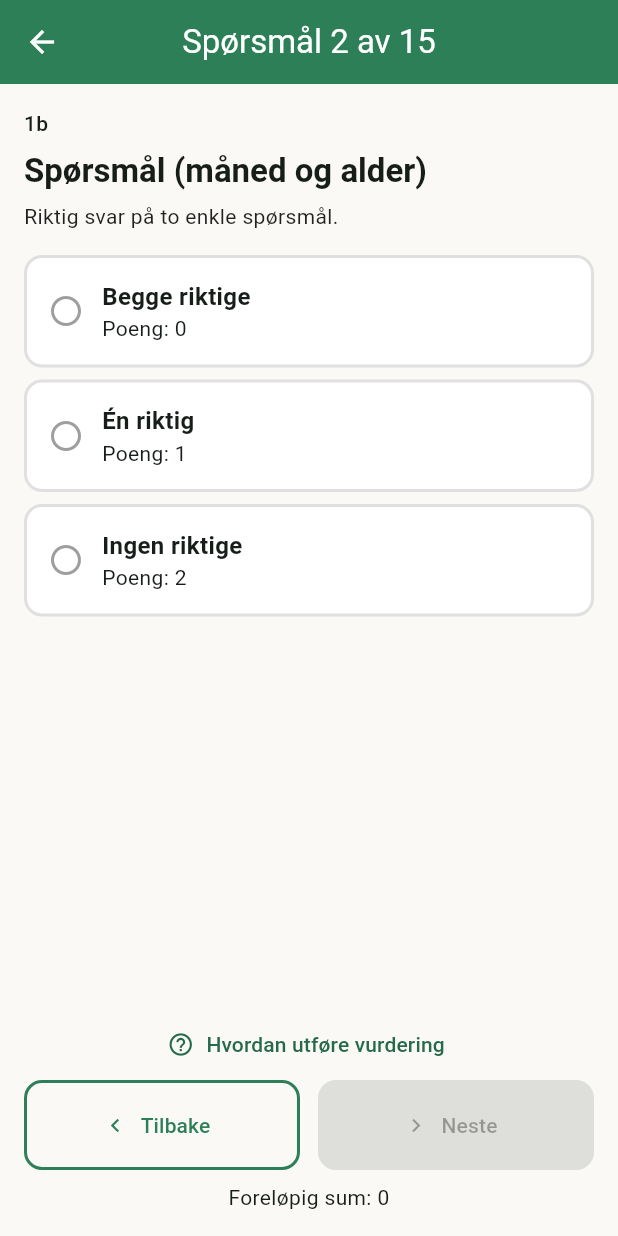
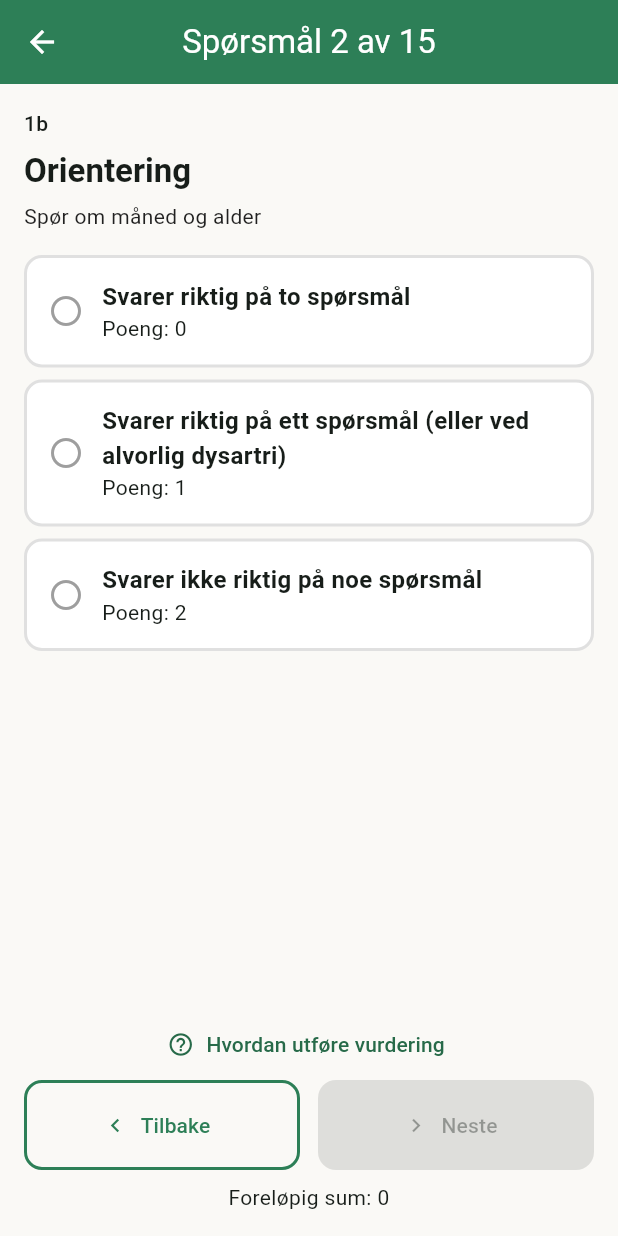
Before and after one commit to its-Syntax/AmbuStroke, a Flutter app: the SurveyView screen opened directly, after a tap on "Våken", after a tap on "Neste", on a phone screen of 412 x 824 dp. Run offline on Flutter 3.47's test engine with Material 3 defaults, Android fonts, the phone set to English and light mode, and no system bars; our stand-ins replace shared_preferences; accounts and stored records are empty.

Commit message:
Updated questions and added images

```diff
--- a/lib/core/models/question.dart
+++ b/lib/core/models/question.dart
@@ -5,6 +5,7 @@ class NihssQuestion {
   final String title; // e.g., 'Bevissthetsnivå'
   final String? description;
   final String? guidance; // Hvordan utføre vurdering
+  final String? illustrationAsset; // Optional asset path to an illustration shown in guidance popup
   final List<AnswerOption> options;
 
   const NihssQuestion({
@@ -13,5 +14,6 @@ class NihssQuestion {
     required this.options,
     this.description,
     this.guidance,
+    this.illustrationAsset,
   });
 }
--- a/lib/data/nihss_questions.dart
+++ b/lib/data/nihss_questions.dart
@@ -8,196 +8,221 @@ const List<NihssQuestion> nihssQuestions = [
     description: 'Vurder våkenhet og respons på stimuli.',
     guidance:
         'Vurder om pasienten er våken og oppmerksom. Hvis ikke, vurder respons på verbal/pågående stimuli og eventuelt smerte. '
-        'Skår etter beste respons. Ikke bruk sedasjon under vurderingen.',
+        'Skår etter beste respons.',
+    illustrationAsset: 'assets/images/bevissthetsnivå.png',
     options: [
       AnswerOption(label: 'Våken', score: 0),
-      AnswerOption(label: 'Ikke våken, men vekkes av tilsnakk/lett berøring', score: 1),
-      AnswerOption(label: 'Krever gjentatt/smertefull stimuli for å vekkes', score: 2),
-      AnswerOption(label: 'Utelukkende refleksbevegelser/ingen respons', score: 3),
+      AnswerOption(label: 'Døsig, men vekkes av tilsnakk/lett berøring', score: 1),
+      AnswerOption(label: 'Døsig, krever gjentatt/smertefull stimuli for å vekkes', score: 2),
+      AnswerOption(label: 'Ingen respons', score: 3),
     ],
   ),
   NihssQuestion(
     id: '1b',
-    title: 'Spørsmål (måned og alder)',
-    description: 'Riktig svar på to enkle spørsmål.',
+    title: 'Orientering',
+    description: 'Spør om måned og alder',
     guidance:
         'Still to enkle spørsmål: nåværende måned og pasientens alder. '
         'Skår 0 hvis begge riktige, 1 hvis ett riktig, 2 hvis ingen. Ikke gi hint og ikke gjenta mer enn nødvendig.',
+    illustrationAsset: 'assets/images/orientering.png',
     options: [
-      AnswerOption(label: 'Begge riktige', score: 0),
-      AnswerOption(label: 'Én riktig', score: 1),
-      AnswerOption(label: 'Ingen riktige', score: 2),
+      AnswerOption(label: 'Svarer riktig på to spørsmål', score: 0),
+      AnswerOption(label: 'Svarer riktig på ett spørsmål (eller ved alvorlig dysartri)', score: 1),
+      AnswerOption(label: 'Svarer ikke riktig på noe spørsmål', score: 2),
     ],
   ),
   NihssQuestion(
     id: '1c',
-    title: 'Kommandoer',
-    description: 'Utfør to enkle kommandoer (f.eks. åpne/lukke øyne, knytte/slippe hånd).',
+    title: 'Respons på kommando',
+    description: 'Utfør to enkle kommandoer (lukke øyne + knyte hånd).',
     guidance:
-        'Gi to enkle kommandoer, for eksempel: “Åpne og lukk øynene” og “Knytt og slipp hånden”. '
-        'Skår etter antall korrekt utførte handlinger uten veiledning eller demonstasjon.',
+        'Be pasienten åpne øynene og så lukke øynene; deretter knyte hånden og så åpne hånden. '
+        'Dersom pasienten gjør et entydig forsøk på å følge kommando, skåres dette som utført. Hvis pasienten ikke reagerer på kommando, kan ønsket respons demonstreres av undersøker.',
+    illustrationAsset: 'assets/images/kommando.png',
     options: [
-      AnswerOption(label: 'Begge utført korrekt', score: 0),
-      AnswerOption(label: 'Én utført korrekt', score: 1),
-      AnswerOption(label: 'Ingen utført korrekt', score: 2),
+      AnswerOption(label: 'Utfører begge kommandoer korrekt', score: 0),
+      AnswerOption(label: 'Utfører en kommando korrekt', score: 1),
+      AnswerOption(label: 'Utfører ingen korrekt', score: 2),
     ],
   ),
   NihssQuestion(
-    id: '2',
-    title: 'Blikk',
-    description: 'Beste blikkretning.',
+    id: '2a',
+    title: 'Blikkbevegelse',
+    description: 'Test horisontale øyebevegelser.',
     guidance:
-        'Undersøk spontan blikkstilling og evne til lateral blikkdevisjon. '
-        'Vurder for parese eller tvangsdeviasjon. Skår etter beste blikkbevegelse.',
+        'Test horisontale øyebevegelser, voluntært eller reflektorisk (oculocephal refleks) dersom bevisstløs. '
+        'Unormale funn i ett (isolert øyemuskelparese) eller begge øyne skårer 1.\nEn fiksert blikkdreining til siden (som ikke kan overvinnes ved oculocephal manøver) skårer 2.',
+    illustrationAsset: 'assets/images/blikkbevegelse.png',
     options: [
       AnswerOption(label: 'Normal', score: 0),
       AnswerOption(label: 'Delvis blikkparese', score: 1),
-      AnswerOption(label: 'Total blikkparese (tvangsdeviasjon)', score: 2),
+      AnswerOption(label: 'Fiksert blikkdreining til siden eller total blikkparese', score: 2),
     ],
   ),
   NihssQuestion(
-    id: '3',
+    id: '3a',
     title: 'Synsfelt',
-    description: 'Undersøk kvadranter for hemianopsi.',
+    description: 'Test øvre og nedre laterale synsfelt ved hjelp av fingerbevegelse.',
     guidance:
-        'Test synsfelt ved konfrontasjon: be pasienten se på din nese og angi når de ser fingre i perifert syn. '
-        'Skår basert på tap i kvadranter/halvfelt. Ved blindhet skåres 3.',
+        'Test øvre og nedre laterale synsfelt ved hjelp av fingerbevegelse, fingertelling eller plutselige bevegelser inn fra siden i synsfeltet.\n'
+        'Skår basert på tap i kvadranter/halvfelt. Bortfall i ett kvadrant → delvis hemianopsi. Bortfall i to kvadranter på samme side (hele høyre eller hele venstre halvdel) → total hemianopsi.',
+    illustrationAsset: 'assets/images/synsfelt.png',
     options: [
       AnswerOption(label: 'Normal', score: 0),
       AnswerOption(label: 'Delvis hemianopsi', score: 1),
-      AnswerOption(label: 'Komplett hemianopsi', score: 2),
-      AnswerOption(label: 'Bilateral blindhet', score: 3),
+      AnswerOption(label: 'Total hemianopsi', score: 2),
+      AnswerOption(label: 'Bilateral hemianopsi / blind', score: 3),
     ],
   ),
   NihssQuestion(
-    id: '4',
+    id: '4a',
     title: 'Ansiktslammelse',
+    description: 'Be vise tenner, knipe igjen øynene, løfte øyenbryn',
     guidance:
-        'Be pasienten vise tenner, løfte øyenbryn og knipe øyne. '
-        'Vurder asymmetri og graden av parese i ansiktet.',
+        'Instruer eller demonstrer å vise tenner, løfte øyenbrynene og lukke øynene.\n'
+        'Hos reduserte pasienter eller pasienter som ikke forstår instruksjonene, benyttes reaksjon/grimasering på smertestimuli som grunnlag for scoring. Komatøse pasienter skårer 3.',
+    illustrationAsset: 'assets/images/ansikt.png',
     options: [
       AnswerOption(label: 'Normal', score: 0),
-      AnswerOption(label: 'Mild (nasolabial flatning)', score: 1),
-      AnswerOption(label: 'Delvis parese', score: 2),
-      AnswerOption(label: 'Total parese', score: 3),
+      AnswerOption(label: 'Asymmetri ved smil\n(Utvisket nasolabialfure)', score: 1),
+      AnswerOption(label: 'Betydelig lammelse i nedre ansiktshavdel', score: 2),
+      AnswerOption(label: 'Total lammelse i halve ansiktet\n(eller ved coma)', score: 3),
     ],
   ),
   NihssQuestion(
     id: '5a',
-    title: 'Motorikk arm – venstre',
-    description: 'Hold armen 10 sek. i 90° (sittende) eller 45° (liggende).',
+    title: 'Kraft i arm – venstre',
+    description: 'Test hver arm for seg\nHold armen i 90° (sittende) eller 45° (liggende) i 10 sekunder.',
     guidance:
-        'Be pasienten løfte venstre arm til 90° (sittende) eller 45° (liggende) i 10 sekunder. '
-        'Skår drift, ikke motstand mot tyngdekraft hvis ikke holdes.',
+        'Test hver arm for seg. Hjelp pasienten til å holde armen utstrakt i 45° / 90° vinkel med håndflaten ned, slipp armen og skår bevegelsen.\n'
+        'Ved brudd/amputasjon skåres 0.',
+    illustrationAsset: 'assets/images/motorikk_arm.png',
     options: [
-      AnswerOption(label: 'Ingen drift', score: 0),
-      AnswerOption(label: 'Drift < 10 sek', score: 1),
-      AnswerOption(label: 'Sporer under 10 sek', score: 2),
-      AnswerOption(label: 'Liten bevegelse', score: 3),
+      AnswerOption(label: 'Normal  (også ved "ikke testbar")', score: 0),
+      AnswerOption(label: 'Drifter til lavere posisjon', score: 1),
+      AnswerOption(label: 'Noe bevegelse mot tyngdekraften,\ndrifter til sengen', score: 2),
+      AnswerOption(label: 'Kun små muskelbevegelser,\nfaller til sengen', score: 3),
       AnswerOption(label: 'Ingen bevegelse', score: 4),
     ],
   ),
   NihssQuestion(
     id: '5b',
-    title: 'Motorikk arm – høyre',
-    description: 'Hold armen 10 sek. i 90° (sittende) eller 45° (liggende).',
+    title: 'Kraft i arm – høyre',
+    description: 'Test hver arm for seg.\nHold armen i 90° (sittende) eller 45° (liggende) i 10 sekunder.',
     guidance:
-        'Samme som 5a for høyre arm. Skår etter tydelig drift innen 10 sekunder eller manglende bevegelse.',
+        'Test hver arm for seg. Hjelp pasienten til å holde armen utstrakt i 45° / 90° vinkel med håndflaten ned, slipp armen og skår bevegelsen.\n'
+        'Ved brudd/amputasjon skåres 0.',
+    illustrationAsset: 'assets/images/motorikk_arm.png',
     options: [
-      AnswerOption(label: 'Ingen drift', score: 0),
-      AnswerOption(label: 'Drift < 10 sek', score: 1),
-      AnswerOption(label: 'Sporer under 10 sek', score: 2),
-      AnswerOption(label: 'Liten bevegelse', score: 3),
+      AnswerOption(label: 'Normal  (også ved "ikke testbar")', score: 0),
+      AnswerOption(label: 'Drifter til lavere posisjon', score: 1),
+      AnswerOption(label: 'Noe bevegelse mot tyngdekraften,\ndrifter til sengen', score: 2),
+      AnswerOption(label: 'Kun små muskelbevegelser,\nfaller til sengen', score: 3),
       AnswerOption(label: 'Ingen bevegelse', score: 4),
     ],
   ),
   NihssQuestion(
     id: '6a',
-    title: 'Motorikk ben – venstre',
-    description: 'Hold benet 5 sek. i 30° (liggende).',
+    title: 'Kraft i ben – venstre',
+    description: 'Test hvert ben for seg.\nHold benet utstrakt 30° i 5 sekunder.',
     guidance:
-        'Be pasienten løfte venstre ben 30° i 5 sekunder (liggende). '
-        'Skår drift eller manglende evne til å holde benet løftet.',
+        'Test hvert ben for seg. Hjelp pasienten til å holde benet utstrakt i 30 ° vinkel, slipp benet og skår bevegelsen.\n'
+        'Ved brudd/amputasjon skåres 0.',
+    illustrationAsset: 'assets/images/motorikk_arm.png',
     options: [
-      AnswerOption(label: 'Ingen drift', score: 0),
-      AnswerOption(label: 'Drift < 5 sek', score: 1),
-      AnswerOption(label: 'Sporer under 5 sek', score: 2),
-      AnswerOption(label: 'Liten bevegelse', score: 3),
+      AnswerOption(label: 'Normal  (også ved "ikke testbar")', score: 0),
+      AnswerOption(label: 'Drifter til lavere posisjon', score: 1),
+      AnswerOption(label: 'Noe bevegelse mot tyngdekraften,\ndrifter til sengen', score: 2),
+      AnswerOption(label: 'Ingen bevegelse mot tyngdekraften,\nfaller til sengen', score: 3),
       AnswerOption(label: 'Ingen bevegelse', score: 4),
     ],
   ),
   NihssQuestion(
     id: '6b',
-    title: 'Motorikk ben – høyre',
-    description: 'Hold benet 5 sek. i 30° (liggende).',
-    guidance: 'Som 6a for høyre ben.',
+    title: 'Kraft i ben – høyre',
+    description: 'Test hvert ben for seg.\nHold benet utstrakt 30° i 5 sekunder.',
+    guidance:
+        'Test hvert ben for seg. Hjelp pasienten til å holde benet utstrakt i 30 ° vinkel, slipp benet og skår bevegelsen.\n'
+        'Ved brudd/amputasjon skåres 0.',
+    illustrationAsset: 'assets/images/motorikk_arm.png',
     options: [
-      AnswerOption(label: 'Ingen drift', score: 0),
-      AnswerOption(label: 'Drift < 5 sek', score: 1),
-      AnswerOption(label: 'Sporer under 5 sek', score: 2),
-      AnswerOption(label: 'Liten bevegelse', score: 3),
+      AnswerOption(label: 'Normal  (også ved "ikke testbar")', score: 0),
+      AnswerOption(label: 'Drifter til lavere posisjon', score: 1),
+      AnswerOption(label: 'Noe bevegelse mot tyngdekraften,\ndrifter til sengen', score: 2),
+      AnswerOption(label: 'Ingen bevegelse mot tyngdekraften,\nfaller til sengen', score: 3),
       AnswerOption(label: 'Ingen bevegelse', score: 4),
     ],
   ),
   NihssQuestion(
-    id: '7',
-    title: 'Ataksi (lemmer)',
+    id: '7a',
+    title: 'Koordinasjon / Ataksi',
+    description: 'Finger-nese-prøve / hæl-kne-prøve',
     guidance:
-        'Test finger-til-nese og hæl-til-kne for koordinasjon. '
-        'Skår kun cerebellær ataksi, ikke svakhet eller sensorisk svikt.',
+        'Test finger-til-nese og hæl-til-kne prøve på begge sider. Ataksi skal ikke skåres hvis den kan forklares av kraftsvikt eller sensorisk svikt alene. Det du ser etter er “klossete” bevegelser som ikke skyldes ren lammelse.\n'
+        'Ved paralyse eller hos pasienter som ikke klarer å følge instruksjonen, skåres 0 = normal',
+    illustrationAsset: 'assets/images/ataksi.png',
     options: [
-      AnswerOption(label: 'Ingen', score: 0),
-      AnswerOption(label: 'I én ekstremitet', score: 1),
-      AnswerOption(label: 'I to ekstremiteter', score: 2),
+      AnswerOption(label: 'Normal\n(også ved "ikke testbar" eller ved coma)', score: 0),
+      AnswerOption(label: 'Ataksi i arm eller ben', score: 1),
+      AnswerOption(label: 'Ataksi i arm og ben', score: 2),
     ],
   ),
   NihssQuestion(
-    id: '8',
-    title: 'Sensibilitet',
+    id: '8a',
+    title: 'Hudfølelse',
+    description: 'Sensibilitet for berøring eller stikk',
     guidance:
-        'Test respons på lett berøring og/eller pinprick på begge sider av kroppen. '
-        'Skår for redusert eller fraværende følelse. Unngå å overtolke smerterespons.',
+        'Test respons på lett berøring og/eller pinprick på begge sider av kroppen på overarmer, lår. Markert sensibilitetstap skåres kun når det er entydig til stede. Stuporøse og afatiske pasienter skåres vanligvis 0 eller 1.\n'
+        'Pasienter med hjernestammeinfarkt og bilateralt sensibilitetstap, eller komatøse pasienter skåres 2.',
+    illustrationAsset: 'assets/images/hudfølelse.png',
     options: [
       AnswerOption(label: 'Normal', score: 0),
-      AnswerOption(label: 'Lett-moderat nedsatt', score: 1),
-      AnswerOption(label: 'Alvorlig nedsatt/ingen følelse', score: 2),
+      AnswerOption(label: 'Lettere sensibilitetsnedsettelse', score: 1),
+      AnswerOption(label: 'Markert sensibilitetstap\n(også ved coma, tertraparese)', score: 2),
     ],
   ),
   NihssQuestion(
-    id: '9',
-    title: 'Språk (afasi)',
+    id: '9a',
+    title: 'Språk / afasi',
+    description: 'Spontan tale, taleforståelse',
     guidance:
-        'Vurder forståelse, benevning, repetisjon og spontan tale. '
-        'Bruk enkle oppgaver. Skår etter grad av afasi, ikke dysartri.',
+        'Pasienten skal formelt skåres etter standardiserte bilder og (engelske) setninger. I praksis testes språket ved å vurdere spontan tale og taleforståelse. Leseforståelse testes ved å skrive med store bokstaver ”lukk øynene” på et papir og be pasienten gjøre hva som står på lappen.\n'
+        'Benevning testes ved at pasienten sier navnet på forskjellige kjente gjenstander. Samlet språkvurdering går på om samtale er ”mulig” eller ”svært vanskelig eller umulig”. Komatøse pasienter skårer 3',
+    illustrationAsset: 'assets/images/afasi.png',
     options: [
       AnswerOption(label: 'Normal', score: 0),
-      AnswerOption(label: 'Mild-moderat afasi', score: 1),
-      AnswerOption(label: 'Alvorlig afasi', score: 2),
-      AnswerOption(label: 'Stum/global afasi', score: 3),
+      AnswerOption(label: 'Moderat afasi, samtale mulig', score: 1),
+      AnswerOption(label: 'Markert afasi, samtale svært vanskelig eller umulig', score: 2),
+      AnswerOption(label: 'Ikke språk (også ved coma)', score: 3),
     ],
   ),
   NihssQuestion(
-    id: '10',
-    title: 'Dysartri (tale)',
+    id: '10a',
+    title: 'Tale / dysartri',
+    description: 'Spontan tale',
     guidance:
-        'Vurder uttale ved å la pasienten lese/ gjenta ord eller fraser. '
-        'Skår for utydelig tale pga. motorisk talevanske, ikke afasi.',
+        'Pasienten skal formelt skåres etter standardiserte bilder og (engelske) setninger. I praksis testes tale gjennom samtale med pasienten.\n'
+        'Pasienter som ikke har språk, som ikke kan forstås på en meningsfylt måte, eller er komatøs, skårer 2. Alle andre lettere grader av dysartri skårer 1.',
+    illustrationAsset: 'assets/images/dysartri.png',
     options: [
       AnswerOption(label: 'Normal', score: 0),
-      AnswerOption(label: 'Mild-moderat dysartri', score: 1),
-      AnswerOption(label: 'Alvorlig dysartri/ujevn', score: 2),
+      AnswerOption(label: 'Mild - moderat dysartri', score: 1),
+      AnswerOption(label: 'Nær uforståelig tale eller anartri\n(også ved coma)', score: 2),
     ],
   ),
   NihssQuestion(
-    id: '11',
-    title: 'Neglekt (ekstinksjon/uvraksomhet)',
+    id: '11a',
+    title: 'Neglekt / ekstinksjon',
+    description: 'Bilateral simultan stimulering av syn og hudsensibilitet',
     guidance:
-        'Test simultan stimulering på begge sider (berøring/syn/hørsel). '
-        'Skår hvis pasienten ignorerer stimuli på affisert side ved samtidig stimulering.',
+        'Utfør tester basert på 3 og 8.\nHvis pasienten har betydelig synstap (hemianopsi) og sensibiliteten er normal, skåres 0 = normal.\n'
+        'Hvis pasienten er afatisk, men har oppmerksomhet mot begge sider, skåres 0 = normal.\n'
+        'Pasienter som entydig neglisjerer halvdelen av rommet (selv om de ikke har ekstinksjon ved visuell/ sensorisk testing) skåres 1\nKomatøse pasienter skåres 2.\n\n'
+        'Ekstinksjon = kun under dobbelt stimulering.\nNeglekt = pasienten overser halve rommet/kroppen hele tiden.\nTydelig neglekt skal alltid gi poeng, selv om ekstinksjonstesten virker normal.',
     options: [
-      AnswerOption(label: 'Ingen', score: 0),
-      AnswerOption(label: 'Delvis', score: 1),
-      AnswerOption(label: 'Total', score: 2),
+      AnswerOption(label: 'Normal (også ved hemianopsi med normal sensibilitet)', score: 0),
+      AnswerOption(label: 'Neglect i en sansemodalitet', score: 1),
+      AnswerOption(label: 'Neglect i begge sansemodaliteter', score: 2),
     ],
   ),
 ];
```
